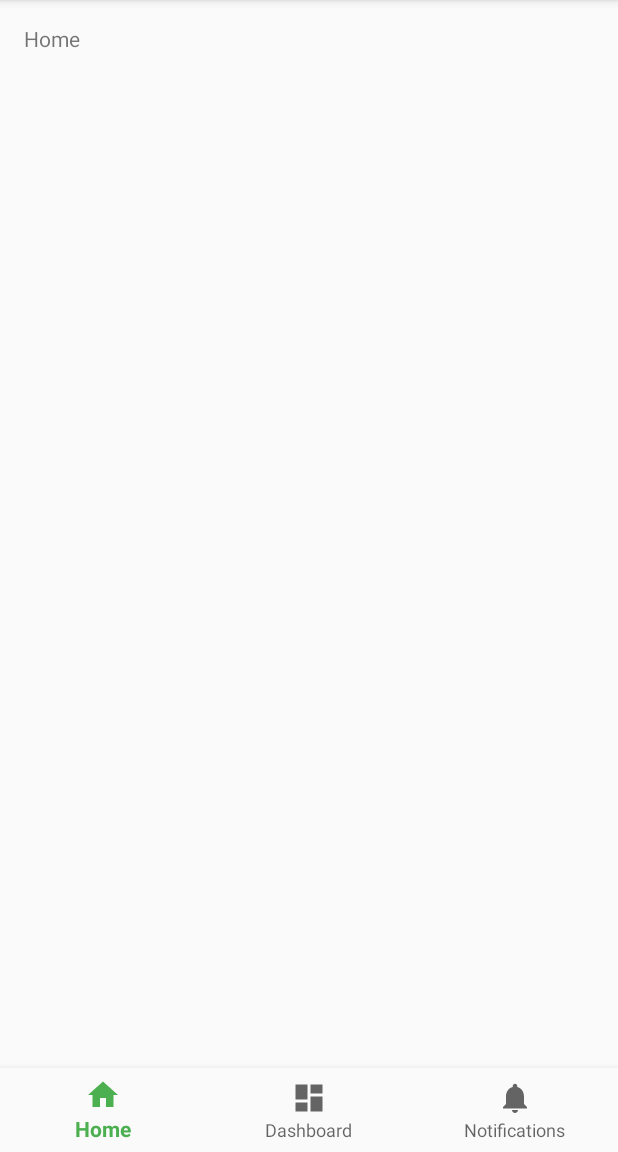
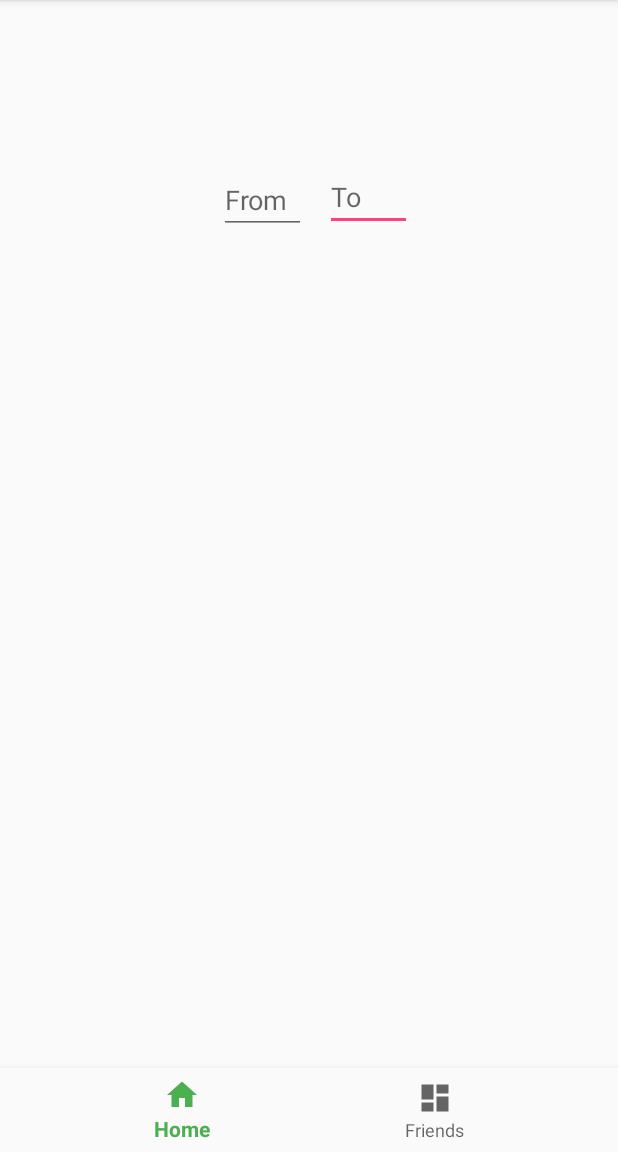
Before and after one commit to ruybrito106/my-footprints, an Android app: the MainActivity screen opened directly, with no data from a screen before it, on a phone screen of 412 x 824 dp, the part 84-1236 px from its top. Run offline under Robolectric (Android 15) with nearby library versions, the phone set to English and light mode, and no system bars; Roboto replaces fonts that are not available here.

Commit message:
feat/main activity date pickers

```diff
--- a/app/src/main/java/br/com/ufpe/cin/myfootprints/MainActivity.java
+++ b/app/src/main/java/br/com/ufpe/cin/myfootprints/MainActivity.java
@@ -1,15 +1,28 @@
 package br.com.ufpe.cin.myfootprints;
 
+import android.app.DatePickerDialog;
+import android.app.TimePickerDialog;
 import android.os.Bundle;
 import android.support.annotation.NonNull;
 import android.support.design.widget.BottomNavigationView;
 import android.support.v7.app.AppCompatActivity;
+import android.text.InputType;
 import android.view.MenuItem;
+import android.view.View;
+import android.widget.Button;
+import android.widget.EditText;
 import android.widget.TextView;
+import android.widget.TimePicker;
+
+import java.util.Calendar;
+
 
 public class MainActivity extends AppCompatActivity {
 
     private TextView mTextMessage;
+    private TimePickerDialog picker;
+    private EditText startDate;
+    private EditText endDate;
 
     private BottomNavigationView.OnNavigationItemSelectedListener mOnNavigationItemSelectedListener
             = new BottomNavigationView.OnNavigationItemSelectedListener() {
@@ -22,9 +35,6 @@ public class MainActivity extends AppCompatActivity {
                     return true;
                 case R.id.navigation_dashboard:
                     mTextMessage.setText(R.string.title_dashboard);
-                    return true;
-                case R.id.navigation_notifications:
-                    mTextMessage.setText(R.string.title_notifications);
                     return true;
             }
             return false;
@@ -39,6 +49,45 @@ public class MainActivity extends AppCompatActivity {
         mTextMessage = (TextView) findViewById(R.id.message);
         BottomNavigationView navigation = (BottomNavigationView) findViewById(R.id.navigation);
         navigation.setOnNavigationItemSelectedListener(mOnNavigationItemSelectedListener);
+
+        startDate=(EditText) findViewById(R.id.startDate);
+        endDate=(EditText) findViewById(R.id.endDate);
+
+        startDate.setInputType(InputType.TYPE_NULL);
+        endDate.setInputType(InputType.TYPE_NULL);
+
+        startDate.setOnClickListener(new View.OnClickListener() {
+            @Override
+            public void onClick(View v) {
+                final Calendar cldr = Calendar.getInstance();
+                int hour = cldr.get(Calendar.HOUR_OF_DAY);
+                int minutes = cldr.get(Calendar.MINUTE);
+                picker = new TimePickerDialog(MainActivity.this,
+                        new TimePickerDialog.OnTimeSetListener() {
+                            @Override
+                            public void onTimeSet(TimePicker tp, int sHour, int sMinute) {
+                                startDate.setText(sHour + ":" + sMinute);
+                            }
+                        }, hour, minutes, true);
+                picker.show();
+            }
+        });
+
+        endDate.setOnClickListener(new View.OnClickListener() {
+            @Override
+            public void onClick(View v) {
+                final Calendar cldr = Calendar.getInstance();
+                int hour = cldr.get(Calendar.HOUR_OF_DAY);
+                int minutes = cldr.get(Calendar.MINUTE);
+                picker = new TimePickerDialog(MainActivity.this,
+                        new TimePickerDialog.OnTimeSetListener() {
+                            @Override
+                            public void onTimeSet(TimePicker tp, int sHour, int sMinute) {
+                                endDate.setText(sHour + ":" + sMinute);
+                            }
+                        }, hour, minutes, true);
+                picker.show();
+            }
+        });
     }
-
 }
--- a/app/src/main/res/layout/activity_main.xml
+++ b/app/src/main/res/layout/activity_main.xml
@@ -7,16 +7,43 @@
     android:layout_height="match_parent"
     tools:context=".MainActivity">
 
-    <TextView
-        android:id="@+id/message"
-        android:layout_width="wrap_content"
+    <EditText
+        android:id="@+id/startDate"
+        android:layout_width="58dp"
         android:layout_height="wrap_content"
-        android:layout_marginLeft="@dimen/activity_horizontal_margin"
-        android:layout_marginStart="@dimen/activity_horizontal_margin"
-        android:layout_marginTop="@dimen/activity_vertical_margin"
-        android:text="@string/title_home"
-        app:layout_constraintLeft_toLeftOf="parent"
-        app:layout_constraintTop_toTopOf="parent" />
+        android:layout_marginBottom="8dp"
+        android:layout_marginEnd="8dp"
+        android:layout_marginLeft="8dp"
+        android:layout_marginRight="8dp"
+        android:layout_marginStart="8dp"
+        android:layout_marginTop="8dp"
+        android:ems="10"
+        android:hint="To"
+        app:layout_constraintBottom_toBottomOf="parent"
+        app:layout_constraintEnd_toEndOf="parent"
+        app:layout_constraintHorizontal_bias="0.034"
+        app:layout_constraintStart_toEndOf="@+id/endDate"
+        app:layout_constraintTop_toTopOf="parent"
+        app:layout_constraintVertical_bias="0.142" />
+
+    <EditText
+        android:id="@+id/endDate"
+        android:layout_width="58dp"
+        android:layout_height="wrap_content"
+        android:layout_marginBottom="8dp"
+        android:layout_marginEnd="8dp"
+        android:layout_marginLeft="8dp"
+        android:layout_marginRight="8dp"
+        android:layout_marginStart="8dp"
+        android:layout_marginTop="8dp"
+        android:ems="10"
+        android:hint="From"
+        app:layout_constraintBottom_toTopOf="@+id/navigation"
+        app:layout_constraintEnd_toEndOf="parent"
+        app:layout_constraintHorizontal_bias="0.409"
+        app:layout_constraintStart_toStartOf="parent"
+        app:layout_constraintTop_toTopOf="parent"
+        app:layout_constraintVertical_bias="0.158" />
 
     <android.support.design.widget.BottomNavigationView
         android:id="@+id/navigation"
--- a/app/src/main/res/layout/activity_splash.xml
+++ b/app/src/main/res/layout/activity_splash.xml
@@ -37,13 +37,13 @@
         android:layout_marginRight="8dp"
         android:layout_marginStart="8dp"
         android:fontFamily="@font/baloo"
-        android:text="My Footprints"
+        android:text="@string/app_name"
         android:textAppearance="@style/TextAppearance.AppCompat.Body2"
         android:textColor="#FFFFFF"
         android:textSize="50sp"
         android:typeface="sans"
         app:layout_constraintBottom_toBottomOf="parent"
         app:layout_constraintEnd_toEndOf="parent"
-        app:layout_constraintHorizontal_bias="0.492"
+        app:layout_constraintHorizontal_bias="0.637"
         app:layout_constraintStart_toStartOf="parent" />
 </android.support.constraint.ConstraintLayout>
--- a/app/src/main/res/menu/navigation.xml
+++ b/app/src/main/res/menu/navigation.xml
@@ -11,9 +11,4 @@
         android:icon="@drawable/ic_dashboard_black_24dp"
         android:title="@string/title_dashboard" />
 
-    <item
-        android:id="@+id/navigation_notifications"
-        android:icon="@drawable/ic_notifications_black_24dp"
-        android:title="@string/title_notifications" />
-
 </menu>
--- a/app/src/main/res/values/colors.xml
+++ b/app/src/main/res/values/colors.xml
@@ -2,7 +2,7 @@
 <resources>
     <color name="colorPrimaryLight">#66FF99</color>
     <color name="colorPrimary">#4CAF50</color>
-    <color name="colorPrimaryDark">#40bf6a</color>
+    <color name="colorPrimaryDark">#388E3C</color>
     <color name="colorAccent">#FF4081</color>
     <color name="material_green_50">#E8F5E9</color>
     <color name="material_green_500">#4CAF50</color>
--- a/app/src/main/res/values/strings.xml
+++ b/app/src/main/res/values/strings.xml
@@ -1,6 +1,5 @@
 <resources>
     <string name="app_name">MyFootprints</string>
     <string name="title_home">Home</string>
-    <string name="title_dashboard">Dashboard</string>
-    <string name="title_notifications">Notifications</string>
+    <string name="title_dashboard">Friends</string>
 </resources>
```
